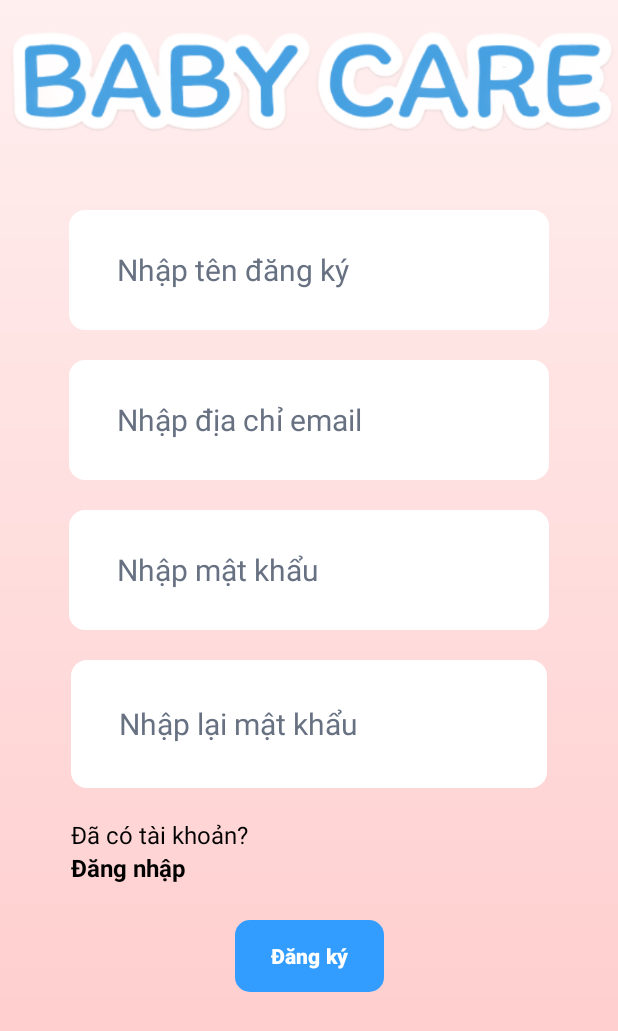
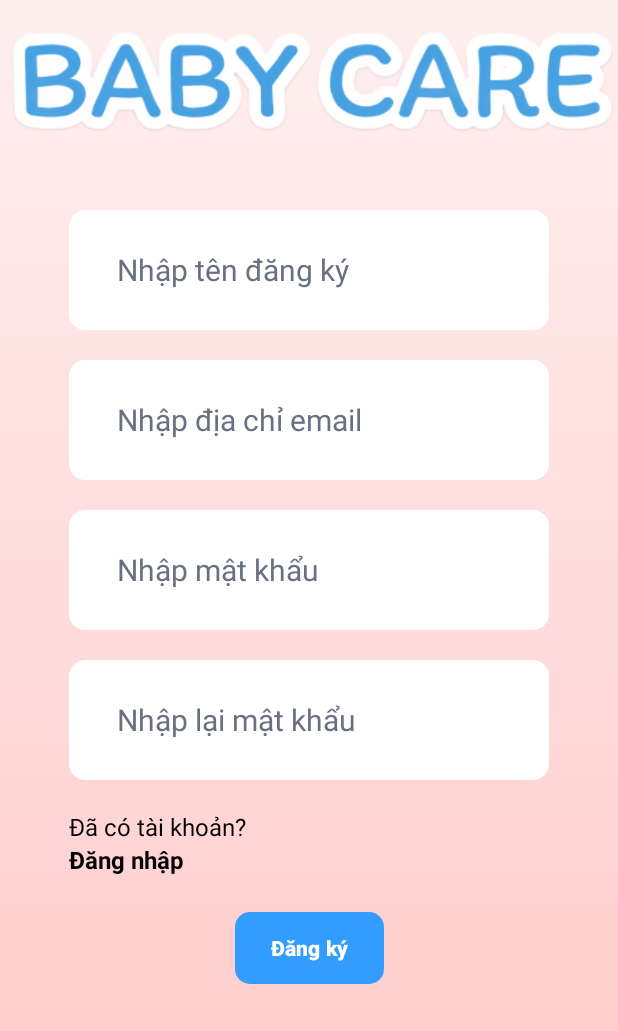
Before and after one commit to tNE1K/Project_Mobile_BabyCare, an Android app: the layout sign_up.xml on its own in the app's theme, with its tools: preview values and no code run, on a phone screen of 412 x 824 dp. Shown: the top 1031 px of the screen. Run offline under Robolectric (Android 15) with nearby library versions, the light colour scheme and no system bars.

Commit message:
fix signup layout

```diff
--- a/app/src/main/res/layout/sign_up.xml
+++ b/app/src/main/res/layout/sign_up.xml
@@ -74,8 +74,8 @@
 
     <EditText
         android:id="@+id/ETcheckPassword"
-        android:layout_width="317dp"
-        android:layout_height="85dp"
+        android:layout_width="@dimen/view_width_large"
+        android:layout_height="@dimen/view_height_standard"
         android:layout_marginTop="@dimen/margin_standard"
         android:background="@drawable/rounded_textbox"
         android:backgroundTint="@color/white"
```
